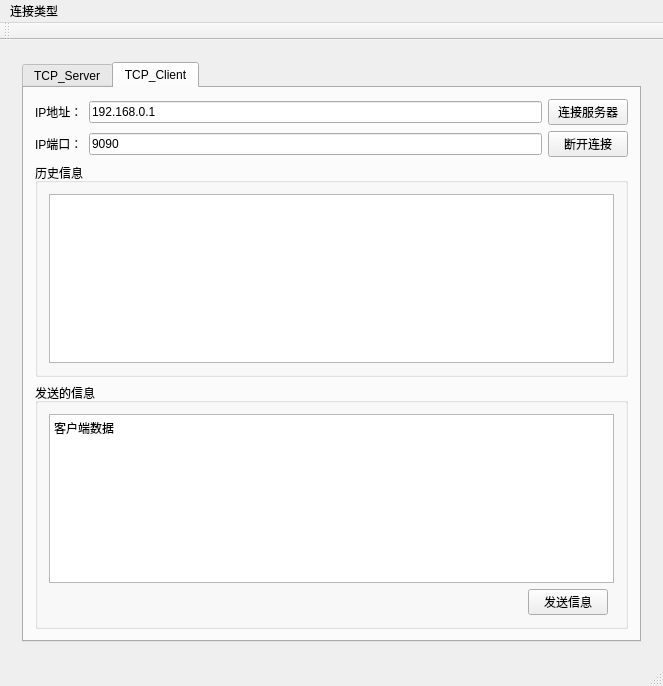
Above: Qt_exp/tcp_udp/mainwindow.ui from w809291634/QT_Creator_Study before the change. Below: the same form after it.
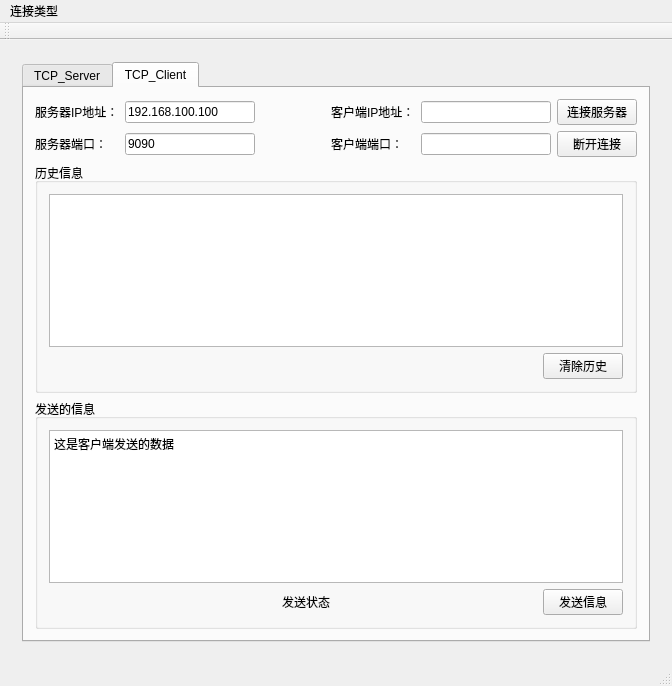
That is the form after the change. The open tabs and pages were chosen to show the change.

The edit to the form file:
```diff
--- a/Qt_exp/tcp_udp/mainwindow.ui
+++ b/Qt_exp/tcp_udp/mainwindow.ui
@@ -6,7 +6,7 @@
    <rect>
     <x>0</x>
     <y>0</y>
-    <width>663</width>
+    <width>672</width>
     <height>686</height>
    </rect>
   </property>
@@ -14,12 +14,12 @@
    <string>MainWindow</string>
   </property>
   <widget class="QWidget" name="centralWidget">
-   <layout class="QGridLayout" name="gridLayout_6">
+   <layout class="QGridLayout" name="gridLayout">
     <item row="0" column="0">
      <widget class="QStackedWidget" name="stackedWidget">
       <widget class="QWidget" name="tcp_widget">
-       <layout class="QGridLayout" name="gridLayout_2">
-        <item row="0" column="1">
+       <layout class="QGridLayout" name="gridLayout_6">
+        <item row="0" column="0">
          <widget class="QTabWidget" name="tabWidget">
           <property name="currentIndex">
            <number>1</number>
@@ -84,7 +84,7 @@
               <property name="title">
                <string>发送的信息</string>
               </property>
-              <layout class="QGridLayout" name="gridLayout_3">
+              <layout class="QGridLayout" name="gridLayout_8">
                <item row="0" column="0" colspan="6">
                 <widget class="QTextEdit" name="tcp_s_send_textEdit"/>
                </item>
@@ -118,7 +118,7 @@
                  </property>
                  <property name="sizeHint" stdset="0">
                   <size>
-                   <width>91</width>
+                   <width>40</width>
                    <height>20</height>
                   </size>
                  </property>
@@ -138,7 +138,7 @@
                  </property>
                  <property name="sizeHint" stdset="0">
                   <size>
-                   <width>90</width>
+                   <width>37</width>
                    <height>20</height>
                   </size>
                  </property>
@@ -160,75 +160,180 @@
            <attribute name="title">
             <string>TCP_Client</string>
            </attribute>
-           <layout class="QGridLayout" name="gridLayout">
+           <layout class="QGridLayout" name="gridLayout_2">
+            <item row="2" column="0" colspan="6">
+             <widget class="QGroupBox" name="groupBox_3">
+              <property name="title">
+               <string>历史信息</string>
+              </property>
+              <layout class="QGridLayout" name="gridLayout_7">
+               <item row="0" column="0" colspan="2">
+                <widget class="QListWidget" name="tcp_client_listWidget"/>
+               </item>
+               <item row="1" column="0">
+                <spacer name="horizontalSpacer_6">
+                 <property name="orientation">
+                  <enum>Qt::Horizontal</enum>
+                 </property>
+                 <property name="sizeHint" stdset="0">
+                  <size>
+                   <width>40</width>
+                   <height>20</height>
+                  </size>
+                 </property>
+                </spacer>
+               </item>
+               <item row="1" column="1">
+                <widget class="QPushButton" name="tcp_c_history_clear">
+                 <property name="text">
+                  <string>清除历史</string>
+                 </property>
+                </widget>
+               </item>
+              </layout>
+             </widget>
+            </item>
+            <item row="0" column="3">
+             <widget class="QLabel" name="label_7">
+              <property name="text">
+               <string>客户端IP地址：</string>
+              </property>
+             </widget>
+            </item>
             <item row="0" column="0">
              <widget class="QLabel" name="label_5">
               <property name="text">
-               <string>IP地址：</string>
+               <string>服务器IP地址：</string>
               </property>
              </widget>
             </item>
-            <item row="0" column="1">
-             <widget class="QLineEdit" name="tcp_c_ip_ledit">
-              <property name="text">
-               <string>192.168.0.1</string>
-              </property>
-             </widget>
-            </item>
-            <item row="0" column="2">
+            <item row="0" column="5">
              <widget class="QPushButton" name="tcp_c_connect_btn">
               <property name="text">
                <string>连接服务器</string>
               </property>
              </widget>
             </item>
+            <item row="1" column="3">
+             <widget class="QLabel" name="label_8">
+              <property name="text">
+               <string>客户端端口：</string>
+              </property>
+             </widget>
+            </item>
+            <item row="0" column="1">
+             <widget class="QLineEdit" name="tcp_cs_ip_ledit">
+              <property name="sizePolicy">
+               <sizepolicy hsizetype="Fixed" vsizetype="Fixed">
+                <horstretch>0</horstretch>
+                <verstretch>0</verstretch>
+               </sizepolicy>
+              </property>
+              <property name="minimumSize">
+               <size>
+                <width>130</width>
+                <height>0</height>
+               </size>
+              </property>
+              <property name="text">
+               <string>192.168.100.100</string>
+              </property>
+              <property name="maxLength">
+               <number>32767</number>
+              </property>
+             </widget>
+            </item>
             <item row="1" column="0">
              <widget class="QLabel" name="label_6">
               <property name="text">
-               <string>IP端口：</string>
+               <string>服务器端口：</string>
               </property>
              </widget>
             </item>
-            <item row="1" column="1">
+            <item row="1" column="4">
              <widget class="QLineEdit" name="tcp_c_port_ledit">
+              <property name="sizePolicy">
+               <sizepolicy hsizetype="Fixed" vsizetype="Fixed">
+                <horstretch>0</horstretch>
+                <verstretch>0</verstretch>
+               </sizepolicy>
+              </property>
+              <property name="minimumSize">
+               <size>
+                <width>130</width>
+                <height>0</height>
+               </size>
+              </property>
               <property name="text">
-               <string>9090</string>
+               <string/>
               </property>
+              <property name="readOnly">
+               <bool>true</bool>
+              </property>
              </widget>
             </item>
-            <item row="1" column="2">
+            <item row="0" column="4">
+             <widget class="QLineEdit" name="tcp_c_ip_ledit">
+              <property name="sizePolicy">
+               <sizepolicy hsizetype="Fixed" vsizetype="Fixed">
+                <horstretch>0</horstretch>
+                <verstretch>0</verstretch>
+               </sizepolicy>
+              </property>
+              <property name="minimumSize">
+               <size>
+                <width>130</width>
+                <height>0</height>
+               </size>
+              </property>
+              <property name="text">
+               <string/>
+              </property>
+              <property name="readOnly">
+               <bool>true</bool>
+              </property>
+             </widget>
+            </item>
+            <item row="1" column="5">
              <widget class="QPushButton" name="tcp_c_disconnect_btn">
               <property name="text">
                <string>断开连接</string>
               </property>
              </widget>
             </item>
-            <item row="2" column="0" colspan="3">
-             <widget class="QGroupBox" name="groupBox_3">
-              <property name="title">
-               <string>历史信息</string>
+            <item row="1" column="1">
+             <widget class="QLineEdit" name="tcp_cs_port_ledit">
+              <property name="sizePolicy">
+               <sizepolicy hsizetype="Fixed" vsizetype="Fixed">
+                <horstretch>0</horstretch>
+                <verstretch>0</verstretch>
+               </sizepolicy>
               </property>
-              <layout class="QGridLayout" name="gridLayout_7">
-               <item row="0" column="0">
-                <widget class="QListWidget" name="tcp_client_listWidget"/>
-               </item>
-              </layout>
+              <property name="minimumSize">
+               <size>
+                <width>130</width>
+                <height>0</height>
+               </size>
+              </property>
+              <property name="text">
+               <string>9090</string>
+              </property>
              </widget>
             </item>
-            <item row="3" column="0" colspan="3">
+            <item row="3" column="0" colspan="6">
              <widget class="QGroupBox" name="groupBox_4">
               <property name="title">
                <string>发送的信息</string>
               </property>
-              <layout class="QGridLayout" name="gridLayout_8">
-               <item row="0" column="0" colspan="3">
+              <layout class="QGridLayout" name="gridLayout_3">
+               <item row="0" column="0" colspan="4">
                 <widget class="QTextEdit" name="tcp_c_send_textEdit">
                  <property name="html">
                   <string>&lt;!DOCTYPE HTML PUBLIC &quot;-//W3C//DTD HTML 4.0//EN&quot; &quot;http://www.w3.org/TR/REC-html40/strict.dtd&quot;&gt;
 &lt;html&gt;&lt;head&gt;&lt;meta name=&quot;qrichtext&quot; content=&quot;1&quot; /&gt;&lt;style type=&quot;text/css&quot;&gt;
 p, li { white-space: pre-wrap; }
 &lt;/style&gt;&lt;/head&gt;&lt;body style=&quot; font-family:'SimSun'; font-size:9pt; font-weight:400; font-style:normal;&quot;&gt;
-&lt;p style=&quot; margin-top:0px; margin-bottom:0px; margin-left:0px; margin-right:0px; -qt-block-indent:0; text-indent:0px;&quot;&gt;客户端数据&lt;/p&gt;&lt;/body&gt;&lt;/html&gt;</string>
+&lt;p style=&quot; margin-top:0px; margin-bottom:0px; margin-left:0px; margin-right:0px; -qt-block-indent:0; text-indent:0px;&quot;&gt;这是客户端发送的数据&lt;/p&gt;&lt;/body&gt;&lt;/html&gt;</string>
                  </property>
                 </widget>
                </item>
@@ -246,6 +351,26 @@
                 </spacer>
                </item>
                <item row="1" column="1">
+                <widget class="QLabel" name="tcp_c_send_state">
+                 <property name="text">
+                  <string>发送状态</string>
+                 </property>
+                </widget>
+               </item>
+               <item row="1" column="2">
+                <spacer name="horizontalSpacer_9">
+                 <property name="orientation">
+                  <enum>Qt::Horizontal</enum>
+                 </property>
+                 <property name="sizeHint" stdset="0">
+                  <size>
+                   <width>164</width>
+                   <height>20</height>
+                  </size>
+                 </property>
+                </spacer>
+               </item>
+               <item row="1" column="3">
                 <widget class="QPushButton" name="tcp_c_send_btn">
                  <property name="text">
                   <string>发送信息</string>
@@ -255,6 +380,32 @@
               </layout>
              </widget>
             </item>
+            <item row="0" column="2">
+             <spacer name="horizontalSpacer_4">
+              <property name="orientation">
+               <enum>Qt::Horizontal</enum>
+              </property>
+              <property name="sizeHint" stdset="0">
+               <size>
+                <width>40</width>
+                <height>20</height>
+               </size>
+              </property>
+             </spacer>
+            </item>
+            <item row="1" column="2">
+             <spacer name="horizontalSpacer_5">
+              <property name="orientation">
+               <enum>Qt::Horizontal</enum>
+              </property>
+              <property name="sizeHint" stdset="0">
+               <size>
+                <width>40</width>
+                <height>20</height>
+               </size>
+              </property>
+             </spacer>
+            </item>
            </layout>
           </widget>
          </widget>
@@ -271,7 +422,7 @@
     <rect>
      <x>0</x>
      <y>0</y>
-     <width>663</width>
+     <width>672</width>
      <height>26</height>
     </rect>
    </property>
```
Left out of the diff: 44 changed lines with no effect on the pictures.
